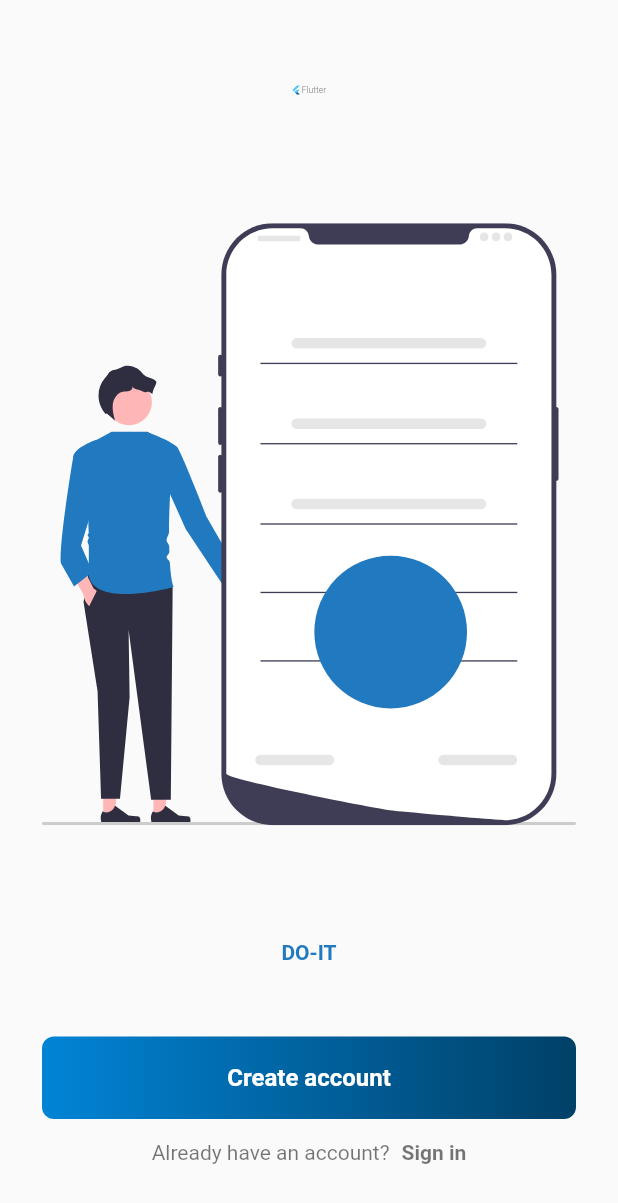
After one commit to Hamdal/ourpass_assessment, a Flutter app: the AuthSelectionPage screen opened directly, on a phone screen of 412 x 824 dp. The commit adds this screen. Shown: the top 1203 px of the screen. Run offline on Flutter 3.47's test engine with Material 2 defaults, Android fonts, the phone set to English and light mode, and no system bars; our stand-ins replace cloud_firestore, dartz, equatable, firebase_auth, firebase_core, flutter_svg and 1 more; accounts and stored records are empty.

Commit message:
set up authentication feature

```diff
--- a/lib/core/router/route_paths.dart
+++ b/lib/core/router/route_paths.dart
@@ -1,3 +1,5 @@
 class RoutePaths {
   static const String splashScreen = 'splashscreen';
+  static const String createAccountPage = 'createAccount';
+  static const String loginPage = 'login';
 }
--- /dev/null
+++ b/lib/core/widgets/fill_width_button.dart
@@ -0,0 +1,84 @@
+import 'package:flutter/material.dart';
+
+class FillWidthButton extends StatelessWidget {
+  final Function? onPressed;
+  final String text;
+  final bool isLoading;
+  final double fontSize;
+  final double borderRadius;
+  final FontWeight? fontWeight;
+  final double? elevation;
+  final Color? textColor;
+  final double? verticalPadding;
+
+  const FillWidthButton({
+    Key? key,
+    this.isLoading = false,
+    this.fontSize = 16,
+    this.borderRadius = 8,
+    this.fontWeight = FontWeight.w600,
+    this.elevation,
+    this.textColor = Colors.white,
+    this.verticalPadding = 18,
+    required this.onPressed,
+    required this.text,
+  }) : super(key: key);
+
+  @override
+  Widget build(BuildContext context) {
+    return Container(
+      decoration: BoxDecoration(
+        gradient: LinearGradient(
+          colors: [
+            const Color(0xFF0184D6).withOpacity(isLoading ? 0.6 : 1),
+            const Color(0xFF004067).withOpacity(isLoading ? 0.6 : 1)
+          ]
+        ),
+        borderRadius: BorderRadius.circular(borderRadius)
+      ),
+      child: MaterialButton(
+        onPressed: isLoading || onPressed == null ? null : () => onPressed!(),
+        elevation: elevation ?? 0,
+        hoverElevation: elevation ?? 0,
+        enableFeedback: true,
+        disabledColor: Colors.white.withOpacity(0.4),
+        minWidth: double.infinity,
+        focusElevation: elevation,
+        highlightElevation: elevation ?? 0,
+        shape: RoundedRectangleBorder(
+          borderRadius: BorderRadius.circular(borderRadius),
+        ),
+        padding: EdgeInsets.symmetric(
+          vertical: verticalPadding!
+        ),
+        child: Row(
+          mainAxisAlignment: MainAxisAlignment.center,
+          children: [
+            Text(
+              text,
+              style: TextStyle(
+                color: textColor,
+                fontSize: fontSize,
+                fontWeight: fontWeight!,
+              ),
+            ),
+            // SizedBox(width: 48),
+            Visibility(
+              visible: isLoading,
+              child: Container(
+                width: 20,
+                height: 20,
+                margin: const EdgeInsets.only(left: 48),
+                child: const CircularProgressIndicator.adaptive(
+                  value: null,
+                  backgroundColor: Colors.white,
+                  strokeWidth: 3,
+                ),
+              )
+            )
+          ],
+        ),
+      ),
+    );
+  }
+}
--- /dev/null
+++ b/lib/features/authentication/presentation/pages/auth_selection/auth_selection_page.dart
@@ -0,0 +1,94 @@
+import 'package:flutter/material.dart';
+import 'package:flutter_svg/flutter_svg.dart';
+import 'package:ourpass_assessment/config/constants.dart';
+import 'package:ourpass_assessment/core/base_page.dart';
+import 'package:ourpass_assessment/core/router/route_paths.dart';
+import 'package:ourpass_assessment/core/widgets/fill_width_button.dart';
+import 'package:ourpass_assessment/features/authentication/presentation/providers/auth_selection_page_provider.dart';
+
+
+class AuthSelectionPage extends StatefulWidget {
+  const AuthSelectionPage({Key? key}) : super(key: key);
+
+  @override
+  State<AuthSelectionPage> createState() => _AuthSelectionPageState();
+}
+
+class _AuthSelectionPageState extends State<AuthSelectionPage> {
+  @override
+  Widget build(BuildContext context) {
+    return BasePage<AuthSelectionPageProvider>(
+      child: null,
+      provider: AuthSelectionPageProvider(),
+      builder: (context, provider, child) {
+        return Scaffold(
+          body: SafeArea(
+            child: Padding(
+              padding: const EdgeInsets.symmetric(
+                horizontal: 28,
+                vertical: 48
+              ),
+              child: Column(
+                crossAxisAlignment: CrossAxisAlignment.center,
+                children: [
+                  const FlutterLogo(
+                    style: FlutterLogoStyle.horizontal,
+                  ),
+                  const Spacer(),
+                  const SizedBox(height: 12),
+                  SvgPicture.asset(
+                    'assets/images/banner.svg'
+                  ),
+                  const SizedBox(height: 12),
+                  const Spacer(),
+                  const Text(
+                    'DO-IT',
+                    style: TextStyle(
+                      fontWeight: FontWeight.w600,
+                      color: AppColors.primary
+                    ),
+                  ),
+                  const SizedBox(height: 48),
+                  Hero(
+                    tag: 'create-account-button',
+                    child: FillWidthButton(
+                      onPressed: () => Navigator.of(context).pushNamed(
+                        RoutePaths.createAccountPage
+                      ),
+                      text: 'Create account'
+                    ),
+                  ),
+                  const SizedBox(height: 14),
+                  InkWell(
+                    onTap: () => Navigator.of(context).pushNamed(
+                      RoutePaths.loginPage
+                    ),
+                    child: Row(
+                      mainAxisSize: MainAxisSize.min,
+                      children: const [
+                        Text(
+                          'Already have an account?',
+                          style: TextStyle(
+                            color: Colors.black54
+                          ),
+                        ),
+                        SizedBox(width: 8),
+                        Text(
+                          'Sign in',
+                          style: TextStyle(
+                            color: Colors.black54,
+                            fontWeight: FontWeight.w600,
+                          ),
+                        )
+                      ],
+                    ),
+                  )
+                ],
+              ),
+            ),
+          ),
+        );
+      },
+    );
+  }
+}
--- /dev/null
+++ b/lib/features/authentication/presentation/providers/auth_selection_page_provider.dart
@@ -0,0 +1,3 @@
+import 'package:flutter/cupertino.dart';
+
+class AuthSelectionPageProvider with ChangeNotifier {}
--- a/lib/features/splashscreen/presentation/pages/splashscreen.dart
+++ b/lib/features/splashscreen/presentation/pages/splashscreen.dart
@@ -1,6 +1,7 @@
 import 'package:flutter/material.dart';
 import 'package:ourpass_assessment/core/base_page.dart';
 import 'package:ourpass_assessment/features/splashscreen/presentation/providers/splashscreen_provider.dart';
+import 'package:provider/provider.dart';
 
 class Splashscreen extends StatefulWidget {
   const Splashscreen({Key? key}) : super(key: key);
@@ -12,12 +13,16 @@ class Splashscreen extends StatefulWidget {
 class _SplashscreenState extends State<Splashscreen> {
   @override
   Widget build(BuildContext context) {
-    return Scaffold(
-      body: BasePage<SplashscreenProvider>(
-        child: null,
-        provider: SplashscreenProvider(),
-        builder: (context, provider, child) {
-          return Center(
+    return BasePage<SplashscreenProvider>(
+      child: null,
+      provider: SplashscreenProvider(
+        firebaseAuth: Provider.of(context)
+      ),
+      builder: (context, provider, child) {
+        provider.init();
+
+        return Scaffold(
+          body: Center(
             child: Column(
               mainAxisAlignment: MainAxisAlignment.center,
               children: const [
@@ -28,9 +33,9 @@ class _SplashscreenState extends State<Splashscreen> {
                 Text('Assessment')
               ],
             ),
-          );
-        },
-      )
+          ),
+        );
+      },
     );
   }
 }
--- a/lib/features/splashscreen/presentation/providers/splashscreen_provider.dart
+++ b/lib/features/splashscreen/presentation/providers/splashscreen_provider.dart
@@ -1,3 +1,17 @@
+import 'package:firebase_auth/firebase_auth.dart';
 import 'package:flutter/widgets.dart';
 
-class SplashscreenProvider with ChangeNotifier { }
+class SplashscreenProvider with ChangeNotifier {
+  final FirebaseAuth firebaseAuth;
+
+  SplashscreenProvider({required this.firebaseAuth});
+
+  void init() async {
+    final user = firebaseAuth.currentUser;
+    if (user == null) {
+      // user is not signed in. Navigate to auth selection screen
+    } else {
+      // user is signed in. Navigate to login screen
+    }
+  }
+}
--- a/pubspec.yaml
+++ b/pubspec.yaml
@@ -39,6 +39,7 @@ dependencies:
   material_design_icons_flutter: ^5.0.6295
   pin_code_fields: ^7.4.0
   local_auth: ^2.1.0
+  flutter_svg: ^1.1.1+1
 
   # Firebase dependencies
   firebase_core: ^1.19.2
@@ -76,9 +77,8 @@ flutter:
   uses-material-design: true
 
   # To add assets to your application, add an assets section, like this:
-  # assets:
-  #   - images/a_dot_burr.jpeg
-  #   - images/a_dot_ham.jpeg
+  assets:
+    - assets/images/
 
   # An image asset can refer to one or more resolution-specific "variants", see
   # https://flutter.dev/assets-and-images/#resolution-aware
```
Also changed, not shown: assets/images/banner.svg (added), pubspec.lock.
